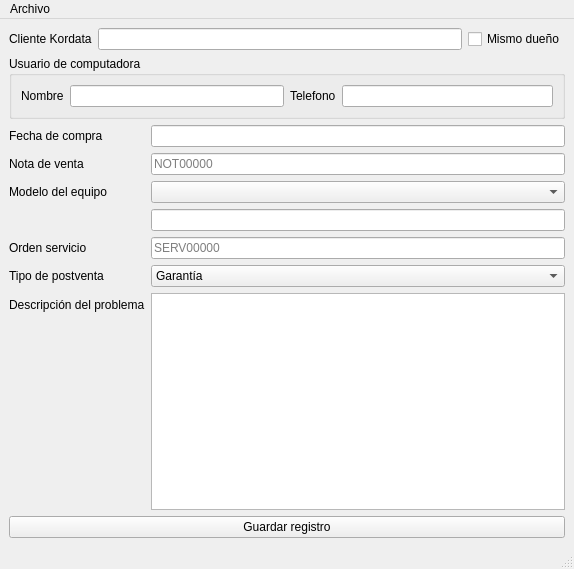
Qt form ui/aftersalesui.ui (gabod22/Pixel-after-sell-reporter) before a commit.
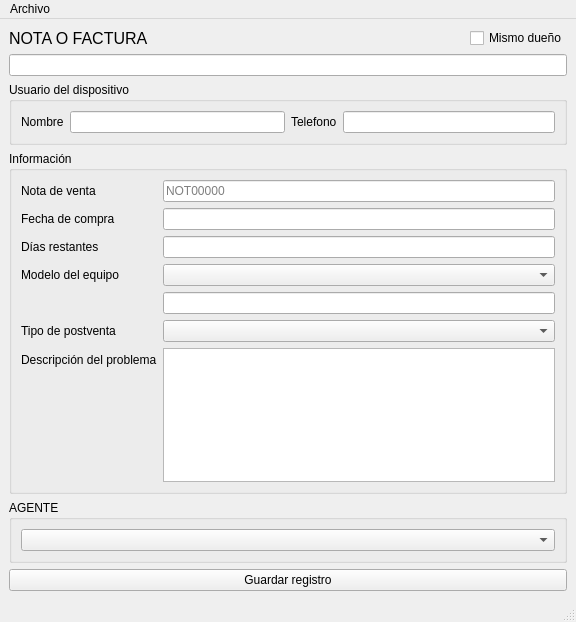
The same form after that commit.

What changed in the file:
```diff
--- a/ui/aftersalesui.ui
+++ b/ui/aftersalesui.ui
@@ -6,8 +6,8 @@
    <rect>
     <x>0</x>
     <y>0</y>
-    <width>574</width>
-    <height>569</height>
+    <width>576</width>
+    <height>622</height>
    </rect>
   </property>
   <property name="windowTitle">
@@ -16,16 +16,33 @@
   <widget class="QWidget" name="centralwidget">
    <layout class="QVBoxLayout" name="verticalLayout_2">
     <item>
+     <layout class="QVBoxLayout" name="verticalLayout">
+      <item>
      <layout class="QHBoxLayout" name="horizontalLayout_4">
       <item>
        <widget class="QLabel" name="label_9">
+          <property name="font">
+           <font>
+            <pointsize>12</pointsize>
+           </font>
+          </property>
         <property name="text">
-         <string>Cliente Kordata</string>
+           <string>NOTA O FACTURA</string>
         </property>
        </widget>
       </item>
       <item>
-       <widget class="QLineEdit" name="TxtClientName"/>
+         <spacer name="horizontalSpacer">
+          <property name="orientation">
+           <enum>Qt::Orientation::Horizontal</enum>
+          </property>
+          <property name="sizeHint" stdset="0">
+           <size>
+            <width>40</width>
+            <height>20</height>
+           </size>
+          </property>
+         </spacer>
       </item>
       <item>
        <widget class="QCheckBox" name="CheckSameUser">
@@ -37,12 +54,15 @@
      </layout>
     </item>
     <item>
-     <widget class="QGroupBox" name="groupBox">
+       <widget class="QLineEdit" name="TxtClientName"/>
+      </item>
+     </layout>
+    </item>
+    <item>
+     <widget class="QGroupBox" name="userBox">
       <property name="title">
-       <string>Usuario de computadora</string>
+       <string>Usuario del dispositivo</string>
       </property>
-      <layout class="QVBoxLayout" name="verticalLayout">
-       <item>
         <layout class="QHBoxLayout" name="horizontalLayout_3">
          <item>
           <layout class="QHBoxLayout" name="horizontalLayout">
@@ -73,109 +93,99 @@
           </layout>
          </item>
         </layout>
-       </item>
-      </layout>
      </widget>
     </item>
     <item>
+     <widget class="QGroupBox" name="groupBox">
+      <property name="title">
+       <string>Información</string>
+      </property>
      <layout class="QFormLayout" name="formLayout">
       <item row="1" column="0">
-       <widget class="QLabel" name="label_4">
+        <widget class="QLabel" name="label">
         <property name="text">
-         <string>Nota de venta</string>
+          <string>Fecha de compra</string>
         </property>
        </widget>
       </item>
       <item row="1" column="1">
-       <widget class="QLineEdit" name="TxtNot">
+        <widget class="QLineEdit" name="TxtBuyDate">
         <property name="placeholderText">
-         <string>NOT00000</string>
+          <string/>
         </property>
        </widget>
       </item>
-      <item row="2" column="0">
+       <item row="4" column="0">
        <widget class="QLabel" name="label_5">
         <property name="text">
          <string>Modelo del equipo</string>
         </property>
        </widget>
       </item>
-      <item row="4" column="0">
-       <widget class="QLabel" name="label_6">
-        <property name="text">
-         <string>Orden servicio</string>
-        </property>
-       </widget>
-      </item>
       <item row="4" column="1">
-       <widget class="QLineEdit" name="TxtOS">
-        <property name="placeholderText">
-         <string>SERV00000</string>
-        </property>
-       </widget>
-      </item>
-      <item row="5" column="0">
-       <widget class="QLabel" name="label_7">
-        <property name="text">
-         <string>Tipo de postventa</string>
-        </property>
-       </widget>
+        <widget class="QComboBox" name="CbxModel"/>
       </item>
       <item row="5" column="1">
-       <widget class="QComboBox" name="CbxType">
-        <item>
-         <property name="text">
-          <string>Garantía</string>
-         </property>
-        </item>
-        <item>
-         <property name="text">
-          <string>Reparación</string>
-         </property>
-        </item>
-        <item>
-         <property name="text">
-          <string>Consulta</string>
-         </property>
-        </item>
-        <item>
-         <property name="text">
-          <string>Soporte</string>
-         </property>
-        </item>
-       </widget>
+        <widget class="QLineEdit" name="TxtModel"/>
       </item>
       <item row="6" column="0">
+        <widget class="QLabel" name="label_7">
+         <property name="text">
+          <string>Tipo de postventa</string>
+         </property>
+        </widget>
+       </item>
+       <item row="6" column="1">
+        <widget class="QComboBox" name="CbxType"/>
+       </item>
+       <item row="7" column="0">
        <widget class="QLabel" name="label_8">
         <property name="text">
          <string>Descripción del problema</string>
         </property>
        </widget>
       </item>
-      <item row="6" column="1">
+       <item row="7" column="1">
        <widget class="QPlainTextEdit" name="TxtProblem"/>
       </item>
+       <item row="2" column="0">
+        <widget class="QLabel" name="label_2">
+         <property name="text">
+          <string>Días restantes </string>
+         </property>
+        </widget>
+       </item>
       <item row="2" column="1">
-       <widget class="QComboBox" name="CbxModel"/>
-      </item>
-      <item row="3" column="1">
-       <widget class="QLineEdit" name="TxtModel"/>
+        <widget class="QLineEdit" name="TxtLeftDays"/>
       </item>
       <item row="0" column="0">
-       <widget class="QLabel" name="label">
+        <widget class="QLabel" name="label_4">
         <property name="text">
-         <string>Fecha de compra</string>
+          <string>Nota de venta</string>
         </property>
        </widget>
       </item>
       <item row="0" column="1">
-       <widget class="QLineEdit" name="TxtBuyDate">
+        <widget class="QLineEdit" name="TxtNot">
         <property name="placeholderText">
-         <string/>
+          <string>NOT00000</string>
         </property>
        </widget>
       </item>
      </layout>
+     </widget>
+    </item>
+    <item>
+     <widget class="QGroupBox" name="groupBox_2">
+      <property name="title">
+       <string>AGENTE</string>
+      </property>
+      <layout class="QVBoxLayout" name="verticalLayout_3">
+       <item>
+        <widget class="QComboBox" name="CbxAgent"/>
+       </item>
+      </layout>
+     </widget>
     </item>
     <item>
      <widget class="QPushButton" name="BtnSave">
@@ -191,8 +201,8 @@
     <rect>
      <x>0</x>
      <y>0</y>
-     <width>574</width>
-     <height>22</height>
+     <width>576</width>
+     <height>33</height>
     </rect>
    </property>
    <widget class="QMenu" name="menuArchivo">
```
Lines whose indentation alone changed are shown as unchanged.
